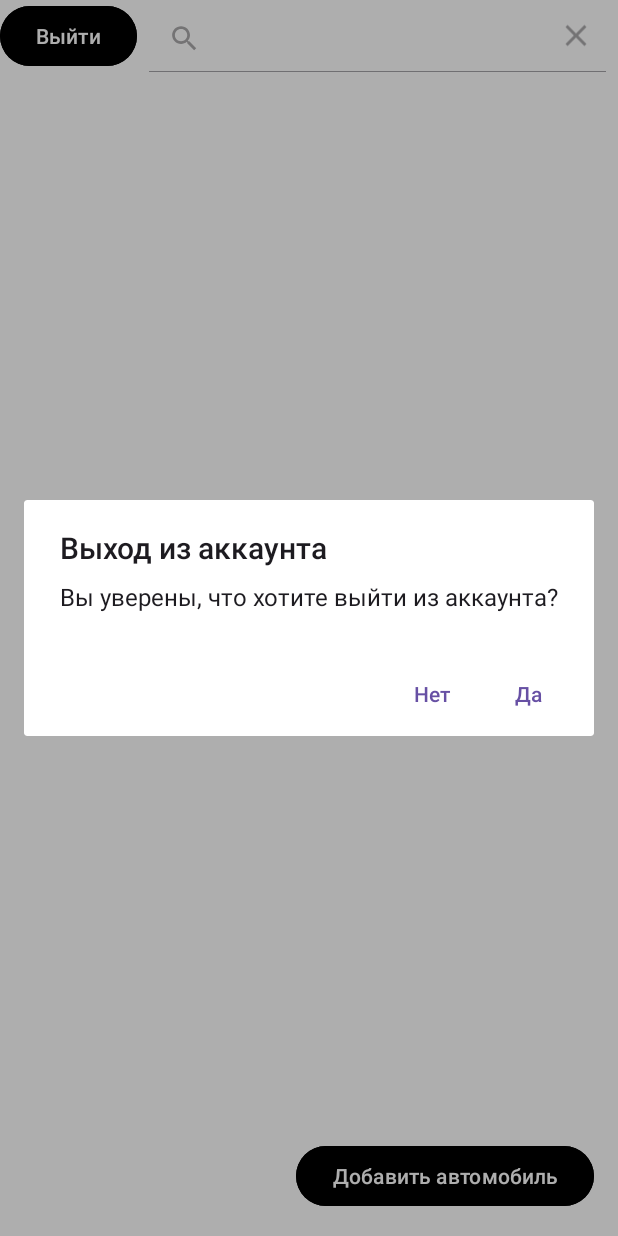
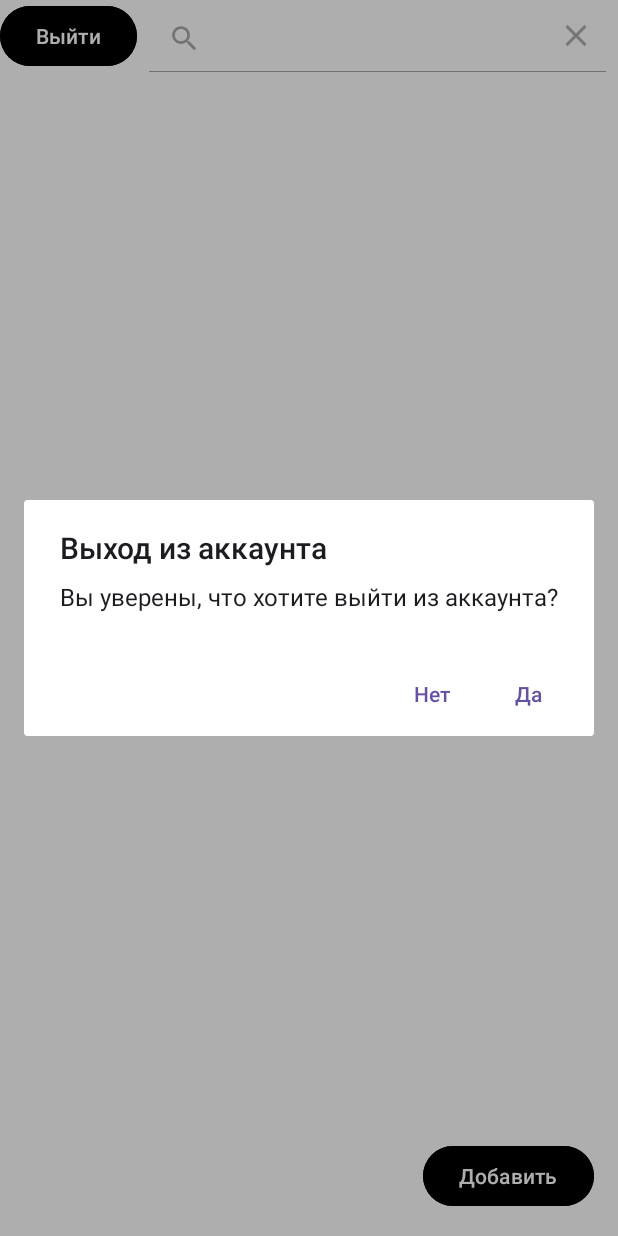
Before and after one commit to Mafit1/Car_Showroom, an Android app: the screen it shows after launch once a user with an empty profile is signed in (MainActivity), after a tap on "Выйти", on a phone screen of 412 x 824 dp. Run offline under Robolectric (Android 15) with nearby library versions, the phone set to English and light mode, and no system bars; our stand-ins replace Firebase (no records; nobody signed in at launch, a user with empty details on screens opened directly); 2 other taps on this screen came first.

Commit message:
Закостылил жеско поиск

```diff
--- a/app/src/main/java/com/example/carshowroom/CarAdapter.java
+++ b/app/src/main/java/com/example/carshowroom/CarAdapter.java
@@ -59,7 +59,9 @@ public class CarAdapter extends RecyclerView.Adapter<CarAdapter.CarViewHolder> {
         } else {
             String query = text.toLowerCase().trim();
             for (Car car : fullList) {
-                if (car.getMaker().toLowerCase().contains(query) || car.getModel().toLowerCase().contains(query)) {
+                String search = car.getMaker().toLowerCase() + " " + car.getModel().toLowerCase();
+                String search2 = car.getModel().toLowerCase() + " " + car.getMaker().toLowerCase();
+                if (search.contains(query) || search2.contains(query)) {
                     carList.add(car);
                 }
             }
--- a/app/src/main/java/com/example/carshowroom/CarListFragment.java
+++ b/app/src/main/java/com/example/carshowroom/CarListFragment.java
@@ -42,6 +42,12 @@ public class CarListFragment extends Fragment implements CarAdapter.OnItemClickL
     @Override
     public View onCreateView(@NonNull LayoutInflater inflater, @Nullable ViewGroup container, @Nullable Bundle savedInstanceState) {
         return inflater.inflate(R.layout.fragment_car_list, container, false);
+    }
+
+    @Override
+    public void onResume() {
+        super.onResume();
+        searchView.setQuery("", true);
     }
 
     @Override
--- a/app/src/main/res/layout/fragment_car_list.xml
+++ b/app/src/main/res/layout/fragment_car_list.xml
@@ -35,8 +35,8 @@
         android:layout_marginEnd="16dp"
         android:layout_marginBottom="16dp"
         android:backgroundTint="@color/black"
+        android:text="Добавить"
         android:textColor="@color/white"
-        android:text="Добавить автомобиль"
         app:layout_constraintBottom_toBottomOf="parent"
         app:layout_constraintEnd_toEndOf="parent" />
 
```
